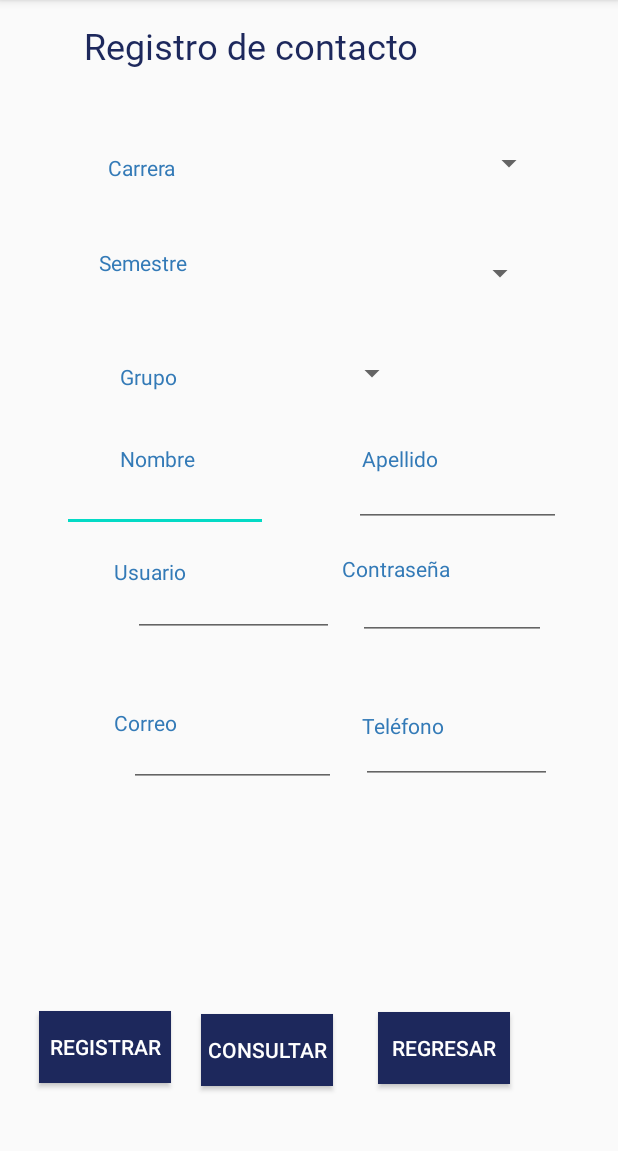
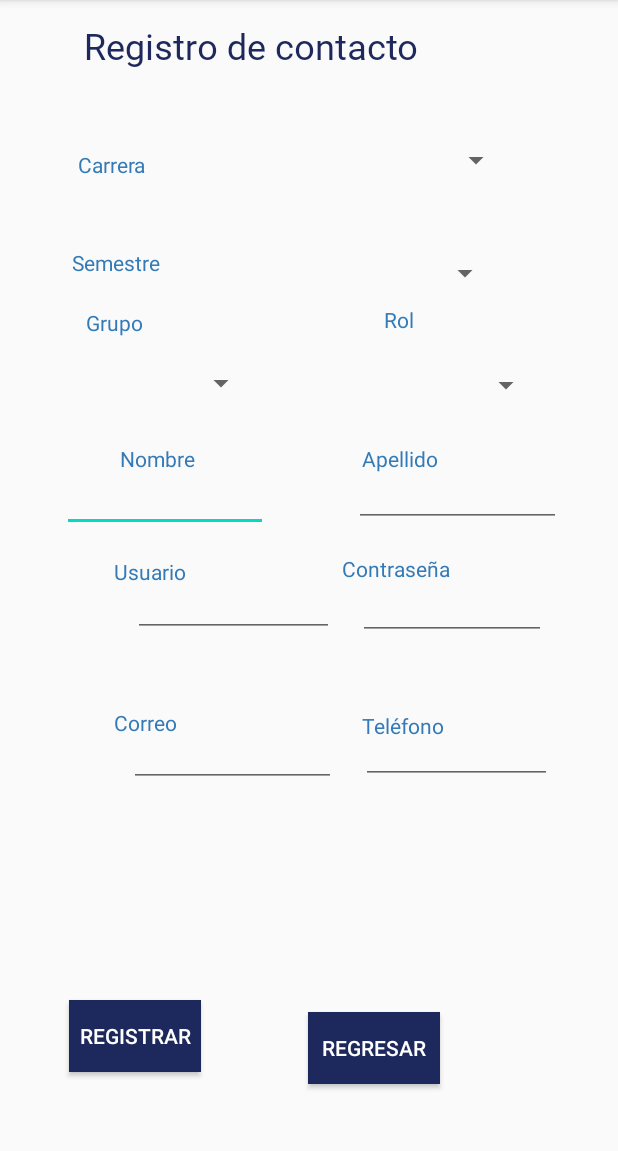
Before and after one commit to Diego1101/appAgendaIng, an Android app: the registroContactos screen opened directly, with no data from a screen before it, on a phone screen of 412 x 824 dp, the part 84-1235 px from its top. Run offline under Robolectric (Android 15) with nearby library versions, the phone set to English and light mode, and no system bars; libraries missing offline, so code that uses them is left out: com.loopj.android, cz.msebera.android; 16 statements that could not run were skipped.

Commit message:
Funcionalidad acceso, detalles de contacto

```diff
--- a/app/src/main/res/layout/activity_main.xml
+++ b/app/src/main/res/layout/activity_main.xml
@@ -30,7 +30,7 @@
         android:layout_marginBottom="104dp"
         android:background="#1D285C"
         android:fontFamily="@font/notosanstc_medium"
-        android:onClick="Menu"
+        android:onClick="acceso"
         android:text="Aceptar"
         android:textColor="@android:color/background_light"
         tools:layout_editor_absoluteX="166dp"
--- a/app/src/main/res/layout/activity_registro_contactos.xml
+++ b/app/src/main/res/layout/activity_registro_contactos.xml
@@ -33,9 +33,9 @@
         android:layout_alignParentLeft="true"
         android:layout_alignParentTop="true"
         android:layout_centerHorizontal="true"
-        android:layout_marginStart="142dp"
-        android:layout_marginLeft="142dp"
-        android:layout_marginTop="87dp"
+        android:layout_marginStart="120dp"
+        android:layout_marginLeft="120dp"
+        android:layout_marginTop="85dp"
         app:layout_constraintEnd_toEndOf="parent"
         app:layout_constraintHorizontal_bias="0.107"
         app:layout_constraintStart_toStartOf="parent"
@@ -49,8 +49,8 @@
         android:layout_alignParentLeft="true"
         android:layout_alignParentTop="true"
         android:layout_centerHorizontal="true"
-        android:layout_marginStart="143dp"
-        android:layout_marginLeft="143dp"
+        android:layout_marginStart="120dp"
+        android:layout_marginLeft="120dp"
         android:layout_marginTop="155dp"
         app:layout_constraintEnd_toEndOf="parent"
         app:layout_constraintHorizontal_bias="0.107"
@@ -64,27 +64,13 @@
         android:layout_alignParentStart="true"
         android:layout_alignParentLeft="true"
         android:layout_alignParentBottom="true"
-        android:layout_marginStart="26dp"
-        android:layout_marginLeft="26dp"
-        android:layout_marginBottom="46dp"
+        android:layout_centerHorizontal="true"
+        android:layout_marginStart="46dp"
+        android:layout_marginLeft="46dp"
+        android:layout_marginBottom="53dp"
         android:background=" #1D285C"
+        android:onClick="registrar"
         android:text="Registrar"
-        android:textColor="@android:color/background_light" />
-
-    <Button
-        android:id="@+id/btnRegistroConsultar"
-        android:layout_width="wrap_content"
-        android:layout_height="wrap_content"
-        android:layout_alignParentStart="true"
-        android:layout_alignParentLeft="true"
-        android:layout_alignParentBottom="true"
-        android:layout_centerHorizontal="true"
-        android:layout_marginStart="134dp"
-        android:layout_marginLeft="134dp"
-        android:layout_marginBottom="44dp"
-        android:background=" #1D285C"
-        android:onClick="consulta"
-        android:text="Consultar"
         android:textColor="@android:color/background_light" />
 
     <Button
@@ -94,8 +80,8 @@
         android:layout_alignParentStart="true"
         android:layout_alignParentLeft="true"
         android:layout_alignParentBottom="true"
-        android:layout_marginStart="252dp"
-        android:layout_marginLeft="252dp"
+        android:layout_marginStart="205dp"
+        android:layout_marginLeft="205dp"
         android:layout_marginBottom="45dp"
         android:background=" #1D285C"
         android:onClick="Menu"
@@ -187,10 +173,23 @@
         android:layout_alignParentStart="true"
         android:layout_alignParentLeft="true"
         android:layout_alignParentTop="true"
-        android:layout_marginStart="80dp"
-        android:layout_marginLeft="80dp"
-        android:layout_marginTop="241dp"
+        android:layout_marginStart="57dp"
+        android:layout_marginLeft="57dp"
+        android:layout_marginTop="205dp"
         android:text="Grupo"
+        android:textColor=" #337AB7" />
+
+    <TextView
+        android:id="@+id/lblRegistroGrupo2"
+        android:layout_width="wrap_content"
+        android:layout_height="wrap_content"
+        android:layout_alignParentStart="true"
+        android:layout_alignParentLeft="true"
+        android:layout_alignParentTop="true"
+        android:layout_marginStart="256dp"
+        android:layout_marginLeft="256dp"
+        android:layout_marginTop="203dp"
+        android:text="Rol"
         android:textColor=" #337AB7" />
 
     <TextView
@@ -200,8 +199,8 @@
         android:layout_alignParentStart="true"
         android:layout_alignParentLeft="true"
         android:layout_alignParentTop="true"
-        android:layout_marginStart="66dp"
-        android:layout_marginLeft="66dp"
+        android:layout_marginStart="48dp"
+        android:layout_marginLeft="48dp"
         android:layout_marginTop="165dp"
         android:text="Semestre"
         android:textColor=" #337AB7" />
@@ -213,9 +212,9 @@
         android:layout_alignParentStart="true"
         android:layout_alignParentLeft="true"
         android:layout_alignParentTop="true"
-        android:layout_marginStart="72dp"
-        android:layout_marginLeft="72dp"
-        android:layout_marginTop="102dp"
+        android:layout_marginStart="52dp"
+        android:layout_marginLeft="52dp"
+        android:layout_marginTop="100dp"
         android:text="Carrera"
         android:textColor=" #337AB7" />
 
@@ -308,7 +307,16 @@
         android:layout_alignParentStart="true"
         android:layout_alignParentTop="true"
         android:layout_centerHorizontal="true"
-        android:layout_marginStart="142dp"
-        android:layout_marginTop="223dp" />
+        android:layout_marginStart="41dp"
+        android:layout_marginTop="230dp" />
+
+    <Spinner
+        android:id="@+id/spRol"
+        android:layout_width="127dp"
+        android:layout_height="49dp"
+        android:layout_alignParentStart="true"
+        android:layout_alignParentTop="true"
+        android:layout_marginStart="234dp"
+        android:layout_marginTop="232dp" />
 
 </RelativeLayout>
```
Also changed, not shown: app/src/main/java/com/example/appmensajesing/Consulta.java (+88 -1 lines), app/src/main/java/com/example/appmensajesing/MainActivity.java (+86 -1 lines), app/src/main/java/com/example/appmensajesing/registroContactos.java (+136 -6 lines), app/src/main/res/layout/activity_consulta.xml (+4 -4 lines).
